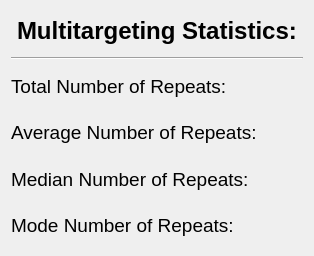
Old version of the form multitargeting_statistics.ui in the repository TrinhLab/CASPERapp.
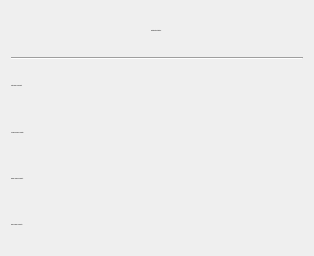
New version of the form.

Commit message: making UI use pixel count for font sizes rather than point size to keep it from scaling from windows scaling

```diff
--- a/multitargeting_statistics.ui
+++ b/multitargeting_statistics.ui
@@ -13,12 +13,18 @@
   <property name="font">
    <font>
     <family>Arial</family>
-    <pointsize>14</pointsize>
+    <pointsize>1</pointsize>
+    <weight>50</weight>
+    <italic>false</italic>
+    <bold>false</bold>
    </font>
   </property>
   <property name="windowTitle">
    <string>Statistics Overview</string>
   </property>
+  <property name="styleSheet">
+   <string notr="true">font: 16px 'Arial';</string>
+  </property>
   <layout class="QGridLayout" name="gridLayout">
    <item row="3" column="1">
     <widget class="QLabel" name="avg_rep">
@@ -87,9 +93,11 @@
     <widget class="QLabel" name="label">
      <property name="font">
       <font>
-       <pointsize>18</pointsize>
-       <weight>75</weight>
-       <bold>true</bold>
+       <family>Arial</family>
+       
+       <weight>50</weight>
+       <italic>false</italic>
+       <bold>false</bold>
       </font>
      </property>
      <property name="text">
```
The commit also changes 34 other files.
